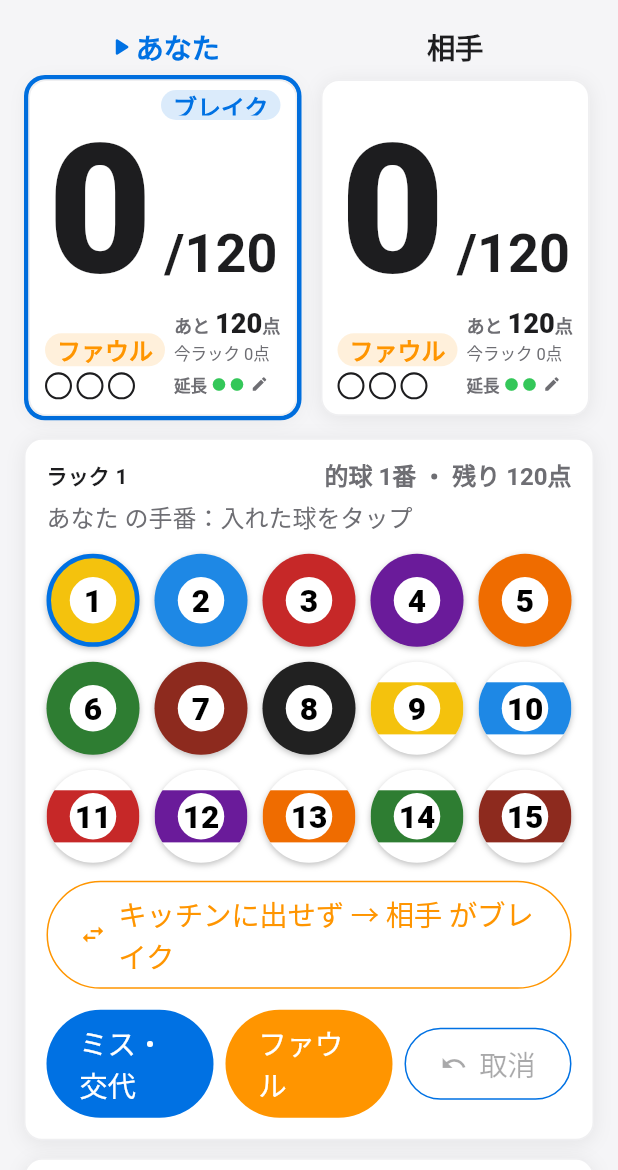
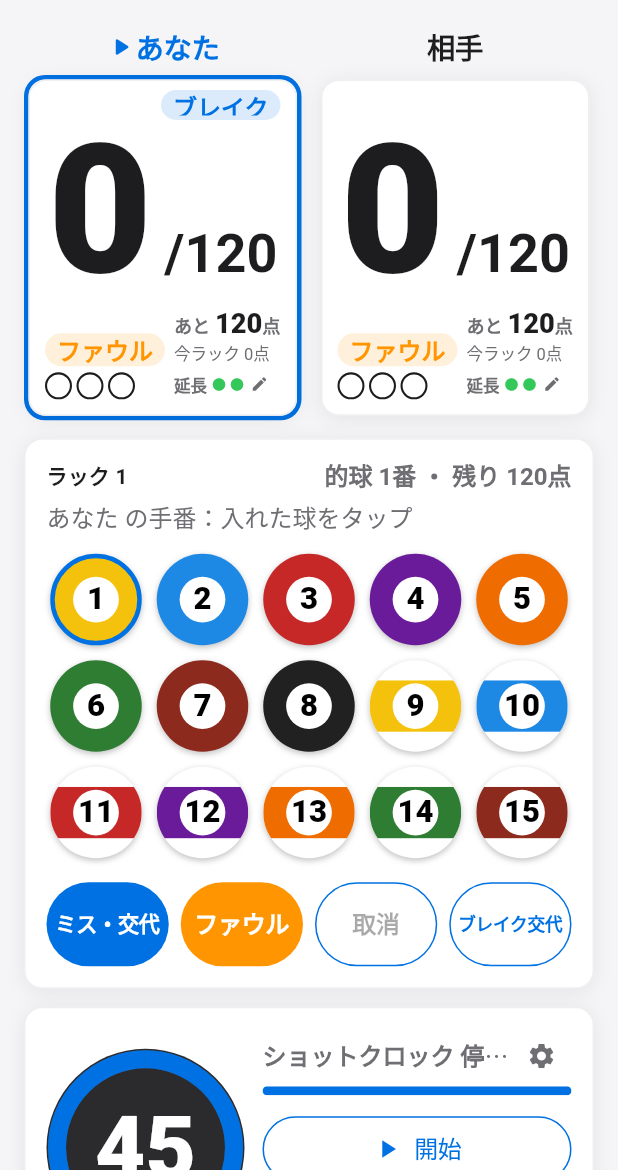
Before and after one commit to 7aota7-ai/billiards_flutter, a Flutter app: the RotationScreen screen opened by its route, on a phone screen of 412 x 824 dp, the part 66-1236 px from its top. Run offline on Flutter 3.47's test engine with Material 3 defaults, Android fonts, the phone set to English and light mode, and no system bars; our stand-ins replace camera, file_picker, image_picker, share_plus, shared_preferences, web; missing offline and left inert: dart:js_interop, gal; accounts and stored records are empty; Roboto replaces fonts that are missing (Meiryo UI).

Commit message:
feat: ローテーション画面をiPad miniで1画面に収まるレイアウトに
- 横幅900px以上ではショットクロックを2人のパネルの間に縦型で配置
- 球は画面幅に応じて15列/8列/5列を選び、15番だけ折り返す問題を解消
- 操作ボタンを「ミス・交代/ファウル/取消/ブレイク交代」の4つ1列に（高さ56px）

Co-Authored-By: Claude Opus 5.5 <noreply@anthropic.com>

```diff
--- a/lib/screens/rotation_screen.dart
+++ b/lib/screens/rotation_screen.dart
@@ -298,15 +298,19 @@ class _RotationScreenState extends State<RotationScreen> {
         ),
       ),
       body: AppleContentWidth(
-        child: ListView(
-          padding: const EdgeInsets.fromLTRB(16, 16, 16, 32),
+        child: LayoutBuilder(builder: (context, box) {
+          // iPad（横向き）など横幅が広い場合は、ショットクロックを2人の間に置いて
+          // 縦方向を詰め、1画面に収める。
+          final wide = box.maxWidth >= 900;
+          return ListView(
+            padding: EdgeInsets.fromLTRB(16, wide ? 10 : 16, 16, 32),
             children: [
               if (winner != null)
                 Padding(
                   padding: const EdgeInsets.only(bottom: 12),
                   child: AppleCard(
-                  padding:
-                      const EdgeInsets.symmetric(vertical: 12, horizontal: 14),
+                    padding: const EdgeInsets.symmetric(
+                        vertical: 12, horizontal: 14),
                     child: Text(
                       '${_names[winner]} の勝利（${_game.scores[0]} - ${_game.scores[1]}）',
                       textAlign: TextAlign.center,
@@ -323,6 +327,22 @@ class _RotationScreenState extends State<RotationScreen> {
                 children: [
                   for (var p = 0; p < 2; p++) ...[
                     if (p == 1) const SizedBox(width: 10),
+                    if (p == 1 && wide) ...[
+                      SizedBox(
+                        width: 240,
+                        child: _ShotClockCard(
+                          vertical: true,
+                          clock: _clock,
+                          shooterName: _names[_game.shooter],
+                          extensionsLeft: _game.extensionsLeft[_game.shooter],
+                          enabled: winner == null,
+                          onToggle: _toggleClock,
+                          onExtension: _useExtension,
+                          onSettings: _editShotSec,
+                        ),
+                      ),
+                      const SizedBox(width: 10),
+                    ],
                     Expanded(
                       child: _PlayerPanel(
                         name: _names[p],
@@ -380,10 +400,20 @@ class _RotationScreenState extends State<RotationScreen> {
                     const SizedBox(height: 12),
                     LayoutBuilder(
                       builder: (context, c) {
-                      const cols = 5;
+                        // 横幅に応じて 15列（1列に並べる）→ 8列 → 5列 を選ぶ。
+                        // 球が途中で1つだけ折り返さないよう、列数から直径を決める。
                         const gap = 10.0;
-                      final size = ((c.maxWidth - gap * (cols - 1)) / cols)
-                          .clamp(36.0, 64.0);
+                        const minSize = 44.0;
+                        double sizeFor(int cols) =>
+                            (c.maxWidth - gap * (cols - 1)) / cols;
+                        final cols = sizeFor(15) >= minSize
+                            ? 15
+                            : sizeFor(8) >= minSize
+                                ? 8
+                                : 5;
+                        final size = (sizeFor(cols) - 0.5)
+                            .clamp(32.0, 64.0)
+                            .floorToDouble();
                         return Wrap(
                           alignment: WrapAlignment.center,
                           spacing: gap,
@@ -406,33 +436,19 @@ class _RotationScreenState extends State<RotationScreen> {
                         );
                       },
                     ),
-                  if (_game.canBreakFail) ...[
-                    const SizedBox(height: 12),
-                    OutlinedButton.icon(
-                      onPressed: () => _act(_game.breakFailed, stopClock: true),
-                      style: OutlinedButton.styleFrom(
-                        minimumSize: const Size.fromHeight(40),
-                        foregroundColor: AppleColors.systemOrange,
-                        side: const BorderSide(color: AppleColors.systemOrange),
-                      ),
-                      icon: const Icon(Icons.swap_horiz, size: 18),
-                      label: Text(
-                        'キッチンに出せず → ${_names[1 - _game.breaker]} がブレイク',
-                      ),
-                    ),
-                  ],
-                  const SizedBox(height: 14),
+                    const SizedBox(height: 16),
+                    // 操作ボタンは4つを1列に。押しやすいよう高さを大きめに取る。
+                    // ブレイク交代（キッチンに出せなかった）はラック開始直後のみ有効。
                     Row(
                       children: [
                         Expanded(
                           child: FilledButton(
                             onPressed:
                                 winner != null ? null : () => _act(_game.miss),
-                          style: FilledButton.styleFrom(
-                            minimumSize: const Size.fromHeight(48),
-                            foregroundColor: Colors.white,
+                            style: _actionStyle(
+                              filled: AppleColors.appleBlue,
                             ),
-                          child: const Text('ミス・交代'),
+                            child: const _ActionLabel('ミス・交代'),
                           ),
                         ),
                         const SizedBox(width: 8),
@@ -440,23 +456,28 @@ class _RotationScreenState extends State<RotationScreen> {
                           child: FilledButton(
                             onPressed:
                                 winner != null ? null : () => _act(_game.foul),
-                          style: FilledButton.styleFrom(
-                            minimumSize: const Size.fromHeight(48),
-                            backgroundColor: AppleColors.systemOrange,
-                            foregroundColor: Colors.white,
+                            style: _actionStyle(
+                              filled: AppleColors.systemOrange,
                             ),
-                          child: const Text('ファウル'),
+                            child: const _ActionLabel('ファウル'),
                           ),
                         ),
                         const SizedBox(width: 8),
                         Expanded(
-                        child: OutlinedButton.icon(
+                          child: OutlinedButton(
                             onPressed: _game.canUndo ? _undo : null,
-                          style: OutlinedButton.styleFrom(
-                            minimumSize: const Size.fromHeight(48),
+                            style: _actionStyle(),
+                            child: const _ActionLabel('取消'),
                           ),
-                          icon: const Icon(Icons.undo, size: 18),
-                          label: const Text('取消'),
+                        ),
+                        const SizedBox(width: 8),
+                        Expanded(
+                          child: OutlinedButton(
+                            onPressed: _game.canBreakFail
+                                ? () => _act(_game.breakFailed, stopClock: true)
+                                : null,
+                            style: _actionStyle(),
+                            child: const _ActionLabel('ブレイク交代'),
                           ),
                         ),
                       ],
@@ -464,7 +485,8 @@ class _RotationScreenState extends State<RotationScreen> {
                   ],
                 ),
               ),
-            const SizedBox(height: 12),
+              if (!wide) const SizedBox(height: 12),
+              if (!wide)
                 _ShotClockCard(
                   clock: _clock,
                   shooterName: _names[_game.shooter],
@@ -483,8 +505,8 @@ class _RotationScreenState extends State<RotationScreen> {
                     children: [
                       Text(
                         'ラック履歴',
-                      style:
-                          tt.titleSmall?.copyWith(fontWeight: FontWeight.w700),
+                        style: tt.titleSmall
+                            ?.copyWith(fontWeight: FontWeight.w700),
                       ),
                       const SizedBox(height: 6),
                       for (var i = 0; i < _game.rackHistory.length; i++)
@@ -494,7 +516,8 @@ class _RotationScreenState extends State<RotationScreen> {
                             children: [
                               SizedBox(
                                 width: 72,
-                              child: Text('ラック ${i + 1}', style: tt.bodySmall),
+                                child:
+                                    Text('ラック ${i + 1}', style: tt.bodySmall),
                               ),
                               Expanded(
                                 child: Text(
@@ -516,7 +539,7 @@ class _RotationScreenState extends State<RotationScreen> {
                 padding: const EdgeInsets.symmetric(horizontal: 2),
                 child: Text(
                   '※ 試合開始前は名前をタップで先攻ブレイクを切り替え。\n'
-                '※ ブレイクで球をキッチンに出せなかったときは、ラック開始直後に出るボタンで交代。\n'
+                  '※ ブレイクで球をキッチンに出せなかったときは、「ブレイク交代」で交代（ラック開始直後のみ押せます）。\n'
                   '※ 目標点をタップで変更（ハンデ戦にも対応）。\n'
                   '※ ファウル中に入った球はタップせず台に戻してください。',
                   style: tt.bodySmall
@@ -565,8 +588,30 @@ class _RotationScreenState extends State<RotationScreen> {
                 ),
               ),
             ],
+          );
+        }),
       ),
+    );
+  }
+
+  /// 操作ボタン共通スタイル（角丸の楕円形・高さ56で押しやすく）。
+  /// [filled] を渡すと塗りつぶしボタンの背景色になる。
+  static ButtonStyle _actionStyle({Color? filled}) {
+    return ButtonStyle(
+      minimumSize: const WidgetStatePropertyAll(Size.fromHeight(56)),
+      padding: const WidgetStatePropertyAll(
+        EdgeInsets.symmetric(horizontal: 6, vertical: 14),
       ),
+      shape: const WidgetStatePropertyAll(StadiumBorder()),
+      backgroundColor: filled == null
+          ? null
+          : WidgetStateProperty.resolveWith(
+              (s) => s.contains(WidgetState.disabled)
+                  ? filled.withValues(alpha: 0.35)
+                  : filled,
+            ),
+      foregroundColor:
+          filled == null ? null : const WidgetStatePropertyAll(Colors.white),
     );
   }
 
@@ -859,8 +904,11 @@ class _ShotClockCard extends StatelessWidget {
     required this.onToggle,
     required this.onExtension,
     required this.onSettings,
+    this.vertical = false,
   });
 
+  /// true: リングの下にボタンを並べる縦型（パネルの間に置く用）
+  final bool vertical;
   final ShotClock clock;
   final String shooterName;
   final int extensionsLeft;
@@ -883,19 +931,121 @@ class _ShotClockCard extends StatelessWidget {
     }
     final progress =
         clock.shotSec == 0 ? 0.0 : (remain / clock.shotSec).clamp(0.0, 1.0);
-    const ringSize = 132.0;
+    final statusText = Text(
+      clock.running ? '$shooterName の持ち時間' : 'ショットクロック 停止中',
+      maxLines: 1,
+      overflow: TextOverflow.ellipsis,
+      style: tt.bodySmall?.copyWith(
+        color: AppleColors.glyphGraySecondary,
+        fontWeight: FontWeight.w600,
+      ),
+    );
+    final settingsButton = IconButton(
+      tooltip: '秒数の設定',
+      visualDensity: VisualDensity.compact,
+      onPressed: onSettings,
+      icon: const Icon(Icons.settings, size: 20),
+      color: AppleColors.glyphGraySecondary,
+    );
+    final toggleButton = OutlinedButton.icon(
+      onPressed: enabled ? onToggle : null,
+      style: OutlinedButton.styleFrom(
+        minimumSize: Size.fromHeight(vertical ? 40 : 44),
+      ),
+      icon: Icon(clock.running ? Icons.pause : Icons.play_arrow, size: 20),
+      label: Text(
+        clock.running ? '一時停止' : '開始',
+        style: const TextStyle(fontSize: 16),
+      ),
+    );
+    final extensionButton = OutlinedButton(
+      onPressed: enabled && extensionsLeft > 0 ? onExtension : null,
+      style: OutlinedButton.styleFrom(
+        minimumSize: Size.fromHeight(vertical ? 40 : 44),
+        foregroundColor: AppleColors.systemGreen,
+      ),
+      child: Text(
+        '延長（残り$extensionsLeft）',
+        style: const TextStyle(fontSize: 16),
+      ),
+    );
+    final cardColor = remain <= ShotClock.countdownFrom && clock.running
+        ? AppleColors.systemRed.withValues(alpha: 0.08)
+        : null;
+
+    if (vertical) {
+      // 2人のパネルの間に置く縦型（iPad 横向きなど）。
+      // 見出し行の高さを選手名の行と揃えて、カードの上端をそろえる。
+      return Column(
+        crossAxisAlignment: CrossAxisAlignment.stretch,
+        children: [
+          SizedBox(
+            height: 30,
+            child: Row(
+              children: [
+                Expanded(child: Center(child: statusText)),
+                settingsButton,
+              ],
+            ),
+          ),
+          const SizedBox(height: 4),
+          AppleCard(
+            padding: const EdgeInsets.fromLTRB(12, 12, 12, 12),
+            backgroundColor: cardColor,
+            child: Column(
+              crossAxisAlignment: CrossAxisAlignment.stretch,
+              children: [
+                Center(child: _ring(132, progress, color, remain)),
+                const SizedBox(height: 10),
+                toggleButton,
+                const SizedBox(height: 6),
+                extensionButton,
+              ],
+            ),
+          ),
+        ],
+      );
+    }
 
     return AppleCard(
       padding: const EdgeInsets.fromLTRB(14, 12, 8, 14),
-      backgroundColor: remain <= ShotClock.countdownFrom && clock.running
-          ? AppleColors.systemRed.withValues(alpha: 0.08)
-          : null,
+      backgroundColor: cardColor,
       child: Row(
         children: [
-          // 円形のショットクロック（残り秒を大きく）
-          SizedBox(
-            width: ringSize,
-            height: ringSize,
+          _ring(132, progress, color, remain),
+          const SizedBox(width: 12),
+          Expanded(
+            child: Column(
+              crossAxisAlignment: CrossAxisAlignment.stretch,
+              children: [
+                Row(children: [Expanded(child: statusText), settingsButton]),
+                ClipRRect(
+                  borderRadius: BorderRadius.circular(999),
+                  child: LinearProgressIndicator(
+                    value: progress,
+                    minHeight: 6,
+                    color: color,
+                    backgroundColor: AppleColors.lightGray,
+                  ),
+                ),
+                const SizedBox(height: 12),
+                toggleButton,
+                const SizedBox(height: 8),
+                extensionButton,
+              ],
+            ),
+          ),
+          const SizedBox(width: 6),
+        ],
+      ),
+    );
+  }
+
+  /// 円形のショットクロック（残り秒を大きく）
+  static Widget _ring(double size, double progress, Color color, int remain) {
+    return SizedBox(
+      width: size,
+      height: size,
       child: Stack(
         fit: StackFit.expand,
         children: [
@@ -917,86 +1067,35 @@ class _ShotClockCard extends StatelessWidget {
           Center(
             child: Text(
               '$remain',
-                    style: const TextStyle(
-                      fontSize: 58,
+              style: TextStyle(
+                fontSize: size * 0.44,
                 height: 1,
                 fontWeight: FontWeight.w800,
                 color: Colors.white,
-                      fontFeatures: [FontFeature.tabularFigures()],
+                fontFeatures: const [FontFeature.tabularFigures()],
               ),
             ),
           ),
         ],
       ),
-          ),
-          const SizedBox(width: 12),
-          Expanded(
-            child: Column(
-              crossAxisAlignment: CrossAxisAlignment.stretch,
-              children: [
-                Row(
-                  children: [
-                    Expanded(
+    );
+  }
+}
+
+/// 操作ボタンの文字。ボタン幅が狭い画面でも1行に収まるよう縮小する。
+class _ActionLabel extends StatelessWidget {
+  const _ActionLabel(this.text);
+
+  final String text;
+
+  @override
+  Widget build(BuildContext context) {
+    return FittedBox(
+      fit: BoxFit.scaleDown,
       child: Text(
-                        clock.running ? '$shooterName の持ち時間' : 'ショットクロック 停止中',
+        text,
         maxLines: 1,
-                        overflow: TextOverflow.ellipsis,
-                        style: tt.bodySmall?.copyWith(
-                          color: AppleColors.glyphGraySecondary,
-                          fontWeight: FontWeight.w600,
-                        ),
-                      ),
-                    ),
-                    IconButton(
-                      tooltip: '秒数の設定',
-                      visualDensity: VisualDensity.compact,
-                      onPressed: onSettings,
-                      icon: const Icon(Icons.settings, size: 20),
-                      color: AppleColors.glyphGraySecondary,
-                    ),
-                  ],
-                ),
-                ClipRRect(
-                  borderRadius: BorderRadius.circular(999),
-                  child: LinearProgressIndicator(
-                    value: progress,
-                    minHeight: 6,
-                    color: color,
-                    backgroundColor: AppleColors.lightGray,
-                  ),
-                ),
-                const SizedBox(height: 12),
-                OutlinedButton.icon(
-                  onPressed: enabled ? onToggle : null,
-                  style: OutlinedButton.styleFrom(
-                    minimumSize: const Size.fromHeight(44),
-                  ),
-                  icon: Icon(
-                    clock.running ? Icons.pause : Icons.play_arrow,
-                    size: 20,
-                  ),
-                  label: Text(
-                    clock.running ? '一時停止' : '開始',
-                    style: const TextStyle(fontSize: 16),
-                  ),
-                ),
-                const SizedBox(height: 8),
-                OutlinedButton(
-                  onPressed: enabled && extensionsLeft > 0 ? onExtension : null,
-                  style: OutlinedButton.styleFrom(
-                    minimumSize: const Size.fromHeight(44),
-                    foregroundColor: AppleColors.systemGreen,
-                  ),
-                  child: Text(
-                    '延長（残り$extensionsLeft）',
-                    style: const TextStyle(fontSize: 16),
-                  ),
-                ),
-              ],
-            ),
-          ),
-          const SizedBox(width: 6),
-        ],
+        style: const TextStyle(fontSize: 16, fontWeight: FontWeight.w700),
       ),
     );
   }
```
Lines whose indentation alone changed are shown as unchanged.
